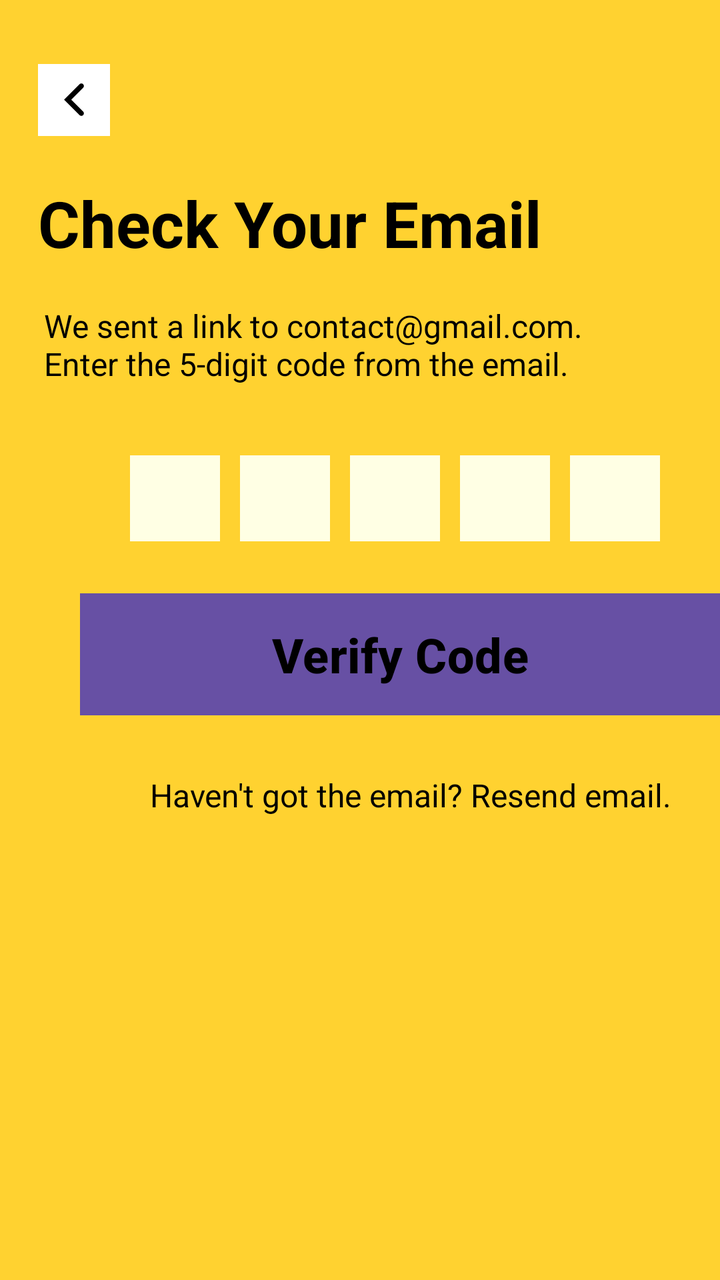
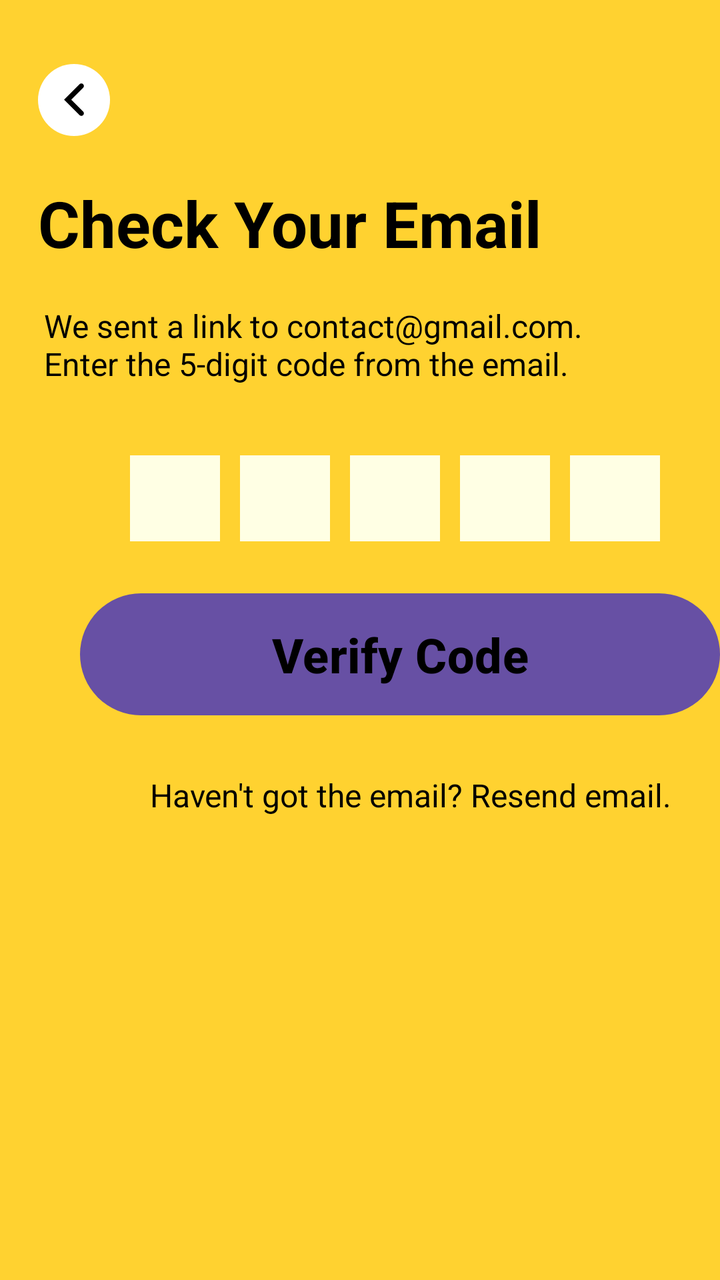

An Android layout rendered at two revisions. The XML below is the earlier revision; the diff shows what the commit changed to produce the second picture.
<!-- AndroidManifest.xml: application theme Theme.Expo -->
<!-- res/layout/activity_checkyouremail.xml -->
<?xml version="1.0" encoding="utf-8"?>
<RelativeLayout
    xmlns:android="http://schemas.android.com/apk/res/android"
    xmlns:app="http://schemas.android.com/apk/res-auto"
    android:layout_width="match_parent"
    android:layout_height="match_parent"
    android:background="#FFD230">

    
    <RelativeLayout
        android:id="@+id/circle_back"
        android:layout_width="36dp"
        android:layout_height="36dp"
        android:layout_marginStart="19dp"
        android:layout_marginTop="32dp"
        android:background="#FFFFFF">

        <ImageView
            android:id="@+id/back_arrow"
            android:layout_width="38dp"
            android:layout_height="31dp"
            android:cornerRadius="50dp"
            android:layout_centerInParent="true"
            android:src="@drawable/ic_back_arrow"
            app:tint="#000000" />
    </RelativeLayout>

    
    <TextView
        android:id="@+id/check_email_title"
        android:layout_width="wrap_content"
        android:layout_height="wrap_content"
        android:layout_marginStart="19dp"
        android:layout_marginTop="90dp"
        android:text="Check Your Email"
        android:textSize="32sp"
        android:textStyle="bold"
        android:textColor="#000000" />

    

    

    

    

    <TextView
        android:id="@+id/instructions"
        android:layout_width="wrap_content"
        android:layout_height="wrap_content"
        android:layout_below="@id/check_email_title"
        android:layout_marginStart="22dp"
        android:layout_marginTop="19dp"
        android:text="We sent a link to contact@gmail.com.\nEnter the 5-digit code from the email."
        android:textColor="#000000"
        android:textSize="16sp" />

    <LinearLayout
        android:layout_width="wrap_content"
        android:layout_height="wrap_content"
        android:layout_below="@id/instructions"
        android:layout_marginStart="65dp"
        android:layout_marginTop="35dp"
        android:orientation="horizontal">

        
        <View
            android:layout_width="45dp"
            android:layout_height="43dp"
            android:layout_marginEnd="10dp"
            android:background="#FFFFE4"
            android:backgroundTint="@drawable/rounded_corner" />

        
        <View
            android:layout_width="45dp"
            android:layout_height="43dp"
            android:layout_marginEnd="10dp"
            android:background="#FFFFE4"
            android:backgroundTint="@drawable/rounded_corner" />

        

        
        <View
            android:layout_width="45dp"
            android:layout_height="43dp"
            android:layout_marginEnd="10dp"
            android:background="#FFFFE4"
            android:backgroundTint="@drawable/rounded_corner" />

        <View
            android:layout_width="45dp"
            android:layout_height="43dp"
            android:layout_marginEnd="10dp"
            android:background="#FFFFE4"
            android:backgroundTint="@drawable/rounded_corner" />

        
        <View
            android:layout_width="45dp"
            android:layout_height="43dp"
            android:background="#FFFFE4"
            android:backgroundTint="@drawable/rounded_corner" />
    </LinearLayout>

    <Button
        android:id="@+id/verify_button"
        android:layout_width="331dp"
        android:layout_height="61dp"
        android:layout_below="@id/instructions"
        android:layout_marginStart="40dp"
        android:layout_marginTop="104dp"
        android:background="#FFF4A5"
        android:cornerRadius="50dp"
        android:text="Verify Code"
        android:textColor="#000000"
        android:textSize="24sp"
        android:textStyle="bold" />

    <TextView
        android:id="@+id/resend_email"
        android:layout_width="wrap_content"
        android:layout_height="wrap_content"
        android:layout_below="@id/verify_button"
        android:layout_marginStart="75dp"
        android:layout_marginTop="29dp"
        android:text="Haven't got the email? Resend email."
        android:textColor="#000000"
        android:textSize="16sp" />
</RelativeLayout>
<!-- resources referenced by this layout -->
<resources>
  <!-- drawable ic_back_arrow (drawable) -->
  <?xml version="1.0" encoding="utf-8"?>
  <vector xmlns:android="http://schemas.android.com/apk/res/android"
      android:width="24dp"
      android:height="24dp"
      android:viewportWidth="24"
      android:viewportHeight="24">
      <path
          android:fillColor="#000000"
          android:pathData="M15.41,16.59L10.83,12L15.41,7.41C15.79,7.03 15.79,6.37 15.41,6C15.03,5.62 14.37,5.62 14,6L8,12L14,18C14.37,18.37 15.03,18.37 15.41,18C15.79,17.63 15.79,16.97 15.41,16.59Z" />
  </vector>
  <!-- drawable rounded_corner (drawable) -->
  <?xml version="1.0" encoding="utf-8"?>
  <vector xmlns:android="http://schemas.android.com/apk/res/android"
      android:width="24dp"
      android:height="24dp"
      android:viewportWidth="24"
      android:viewportHeight="24">
      <path
          android:fillColor="#000000"
          android:pathData="M15.41,16.59L10.83,12L15.41,7.41C15.79,7.03 15.79,6.37 15.41,6C15.03,5.62 14.37,5.62 14,6L8,12L14,18C14.37,18.37 15.03,18.37 15.41,18C15.79,17.63 15.79,16.97 15.41,16.59Z" />
  </vector>
  <style name="Theme.Expo" parent="Base.Theme.Expo" />
  <style name="Base.Theme.Expo" parent="Theme.Material3.DayNight.NoActionBar">
          
          
      </style>
</resources>

<!-- the commit's change to res/layout/activity_checkyouremail.xml (unified diff, before → after) -->
@@ -8,12 +8,11 @@
 
     
     <RelativeLayout
-        android:id="@+id/circle_back"
         android:layout_width="36dp"
         android:layout_height="36dp"
         android:layout_marginStart="19dp"
         android:layout_marginTop="32dp"
-        android:background="#FFFFFF">
+        android:background="@drawable/circle_white">
 
         <ImageView
             android:id="@+id/back_arrow"
@@ -112,8 +111,7 @@
         android:layout_below="@id/instructions"
         android:layout_marginStart="40dp"
         android:layout_marginTop="104dp"
-        android:background="#FFF4A5"
-        android:cornerRadius="50dp"
+        android:background="@drawable/rounded_button"
         android:text="Verify Code"
         android:textColor="#000000"
         android:textSize="24sp"
<!-- resource entries referenced after the edit -->
@@ -1,5 +1,10 @@
 <!-- resources referenced by this layout -->
 <resources>
+  <!-- drawable circle_white (drawable) -->
+  <shape xmlns:android="http://schemas.android.com/apk/res/android">
+      <solid android:color="#FFFFFF" />
+      <corners android:radius="38dp" />
+  </shape>
   <!-- drawable ic_back_arrow (drawable) -->
   <?xml version="1.0" encoding="utf-8"?>
   <vector xmlns:android="http://schemas.android.com/apk/res/android"
@@ -11,6 +16,11 @@
           android:fillColor="#000000"
           android:pathData="M15.41,16.59L10.83,12L15.41,7.41C15.79,7.03 15.79,6.37 15.41,6C15.03,5.62 14.37,5.62 14,6L8,12L14,18C14.37,18.37 15.03,18.37 15.41,18C15.79,17.63 15.79,16.97 15.41,16.59Z" />
   </vector>
+  <!-- drawable rounded_button (drawable) -->
+  <shape xmlns:android="http://schemas.android.com/apk/res/android">
+      <solid android:color="#FFFFE4" />
+      <corners android:radius="39dp" />
+  </shape>
   <!-- drawable rounded_corner (drawable) -->
   <?xml version="1.0" encoding="utf-8"?>
   <vector xmlns:android="http://schemas.android.com/apk/res/android"
